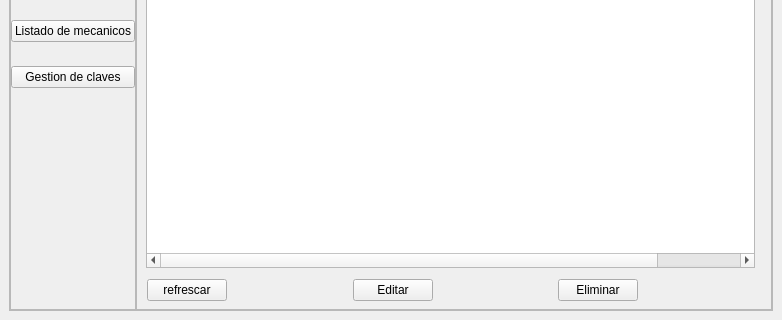
Above: views/main.ui from Alaan20/TP_FINAL-POO before the change; both pictures show x 0 to 782 and y 304 to 624 of the 782 by 624 pixel window. Below: the same form after it.
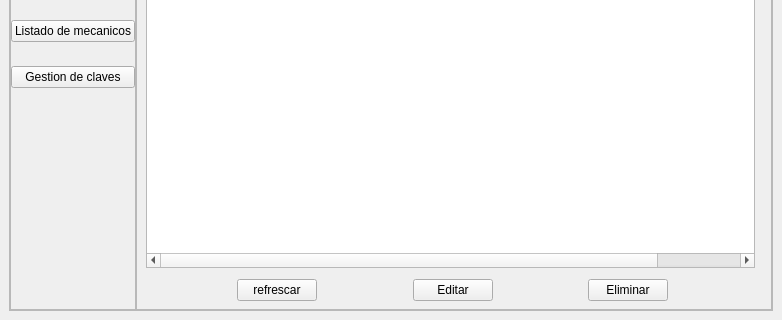
That is the form after the change. Icons and pictures are not drawn.

Patch:
```diff
--- a/views/main.ui
+++ b/views/main.ui
@@ -985,6 +985,19 @@
                </rect>
               </property>
               <layout class="QHBoxLayout" name="horizontalLayout_11">
+               <item>
+                <spacer name="horizontalSpacer_7">
+                 <property name="orientation">
+                  <enum>Qt::Horizontal</enum>
+                 </property>
+                 <property name="sizeHint" stdset="0">
+                  <size>
+                   <width>40</width>
+                   <height>20</height>
+                  </size>
+                 </property>
+                </spacer>
+               </item>
                <item>
                 <widget class="QPushButton" name="refrescar_3">
                  <property name="text">
```
Left out of the diff: 30 changed lines with no effect on the pictures.
